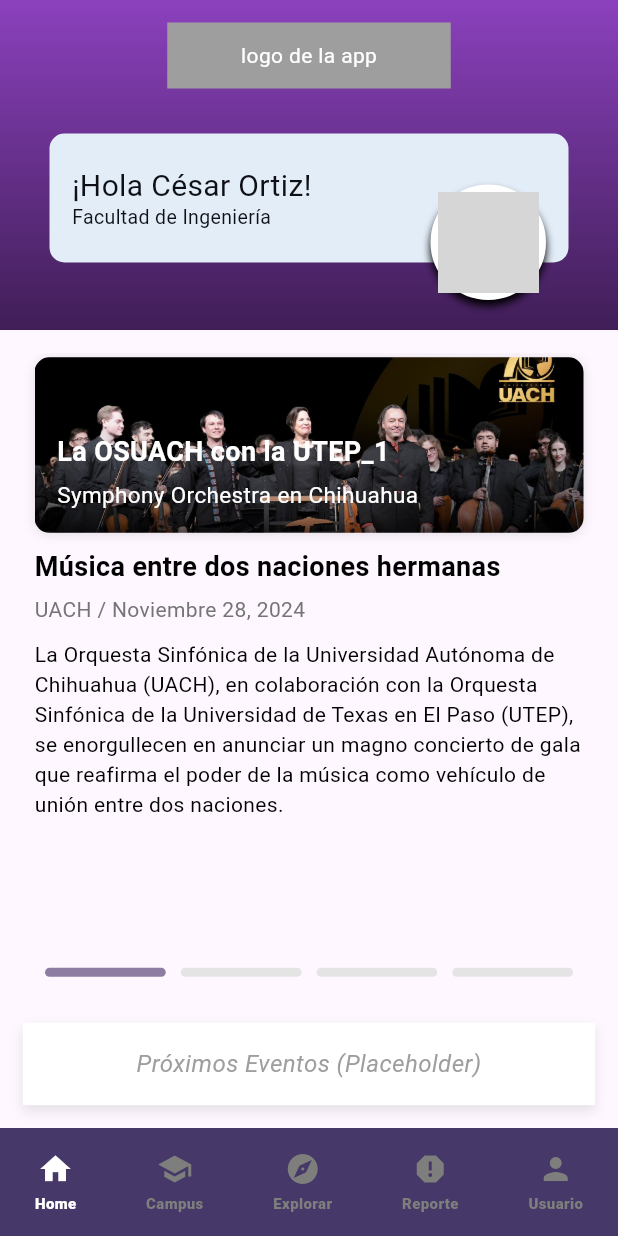
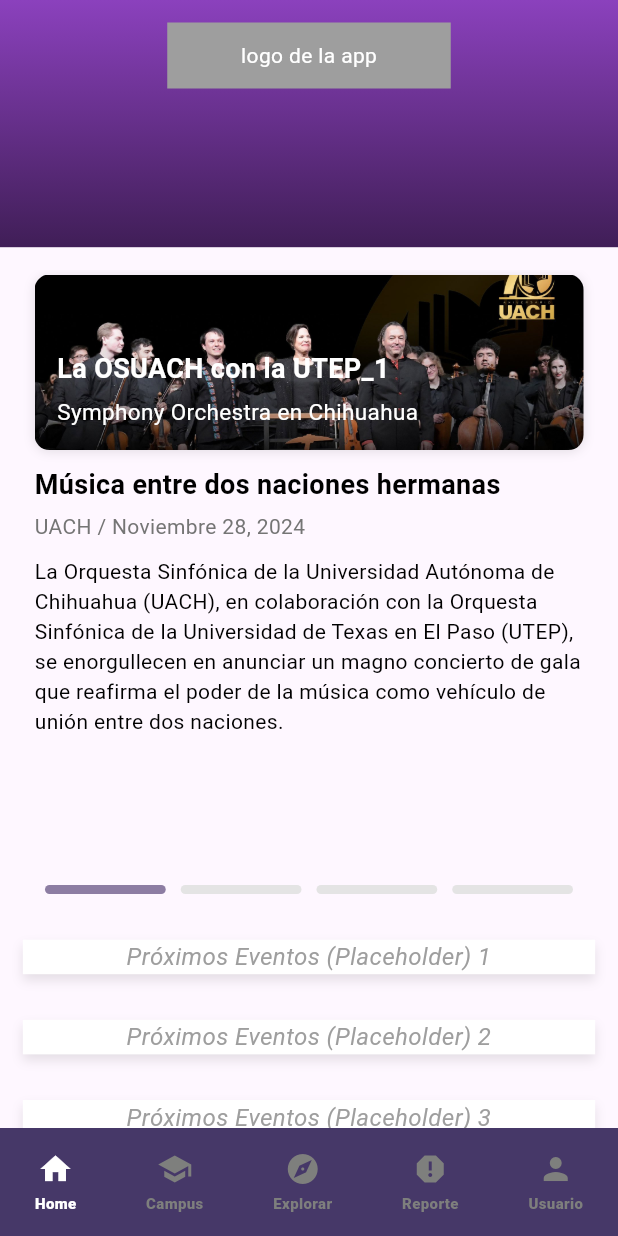
Before and after one commit to jonamx13/uach_mobile, a Flutter app: the screen it shows after launch, on a phone screen of 412 x 824 dp. Run offline on Flutter 3.47's test engine with Material 3 defaults, Android fonts, the phone set to English and light mode, and no system bars; Roboto replaces fonts that are missing (Dela Gothic One, Montserrat Alternates); grey boxes are pictures that could not be loaded.

Commit message:
home_screen scrollable and new welcoming widget for comparison choosing

```diff
--- a/lib/features/home/presentation/home_screen.dart
+++ b/lib/features/home/presentation/home_screen.dart
@@ -1,6 +1,7 @@
 import 'package:flutter/material.dart';
 import 'widgets/noticias_slideshow/noticias_slideshow.dart';
-import 'widgets/Bienvenida/bienvenida_homescreen.dart';
+import 'widgets/Bienvenida_Old/bienvenida_homescreen_old.dart';
+import 'widgets/Bienvenida_New/bienvenida_homescreen_new.dart';
 
 class HomeScreen extends StatelessWidget {
   const HomeScreen({Key? key}) : super(key: key);
@@ -11,19 +12,21 @@
 
     return Scaffold(
       body: SafeArea( // Añadido SafeArea para evitar recortes
+        child: SingleChildScrollView(
           child: Column(
             children: [
               // Saludo
-            BienvenidaHomeScreen(),
+              BienvenidaHomeScreenNew(), // Header fijo
+              SizedBox(height: screenHeight * 15 / 812), // Separador
 
-            SizedBox(height: screenHeight * 15 / 812), // Separador
               // Slideshow
               NoticiasSlideshow(),
 
               SizedBox(height: screenHeight * 15 / 812), // Separador
-            // Próximos Eventos
-            Expanded(
-              child: Container(
+
+              // Crear varias instancias de "Próximos Eventos"
+              for (int i = 0; i < 15; i++)
+                Container(
                   margin: EdgeInsets.all(screenHeight * 15 / 812),
                   decoration: BoxDecoration(
                     color: Colors.white,
@@ -37,7 +40,7 @@
                   ),
                   child: Center(
                     child: Text(
-                    'Próximos Eventos (Placeholder)',
+                      'Próximos Eventos (Placeholder) ${i + 1}',
                       textAlign: TextAlign.center,
                       style: const TextStyle(
                         fontSize: 16,
@@ -47,8 +50,8 @@
                     ),
                   ),
                 ),
+            ],
           ),
-          ],
         ),
       ),
     );
--- /dev/null
+++ b/lib/features/home/presentation/widgets/Bienvenida_New/bienvenida_homescreen_new.dart
@@ -0,0 +1,56 @@
+import 'package:flutter/material.dart';
+
+class BienvenidaHomeScreenNew extends StatelessWidget {
+  const BienvenidaHomeScreenNew({Key? key}) : super(key: key);
+
+  @override
+  Widget build(BuildContext context) {
+    final mediaQuery = MediaQuery.of(context);
+    final safeAreaHeight = mediaQuery.padding.top;
+
+    //Main Container
+    return Container(
+      width: double.infinity,
+      height: (mediaQuery.size.height - safeAreaHeight) / 5,
+      child: Stack(
+        children: [
+          // Fondo (Container con el gradient)
+          Positioned.fill(
+            child: Container(
+              decoration: BoxDecoration(
+                gradient: LinearGradient(
+                  begin: Alignment.bottomCenter,
+                  end: Alignment.topCenter,
+                  colors: [
+                    Color(0xFF401E57), // Color Inferior
+                    Color(0xFF8B41BD) // Color Superior
+                  ],
+                ),
+              ),
+            ),
+          ),
+          // Contenido de la columna
+          Column(
+            children: [
+              // logo de la app centrado
+              Align(
+                alignment: Alignment.center,
+                child: Container(
+                  width: 189,
+                  height: 44,
+                  margin: EdgeInsets.only(top: 15, bottom: 30),
+                  alignment: Alignment.center,
+                  color: Colors.grey,
+                  child: Text(
+                    'logo de la app',
+                    style: TextStyle(color: Colors.white),
+                  ),
+                ),
+              ),
+            ],
+          ),
+        ],
+      ),
+    );
+  }
+}
--- a/lib/features/home/presentation/widgets/Bienvenida/bienvenida_homescreen.dart
+++ b/lib/features/home/presentation/widgets/Bienvenida_Old/bienvenida_homescreen_old.dart
@@ -1,8 +1,8 @@
 import 'package:flutter/material.dart';
 import 'bienvenida_alumno.dart';
 
-class BienvenidaHomeScreen extends StatelessWidget {
-  const BienvenidaHomeScreen({Key? key}) : super(key: key);
+class BienvenidaHomeScreenOld extends StatelessWidget {
+  const BienvenidaHomeScreenOld({Key? key}) : super(key: key);
 
   @override
   Widget build(BuildContext context) {
```
Also changed, not shown: lib/features/home/presentation/widgets/Bienvenida_Old/avatar_usuario.dart (added, +30 -0 lines), lib/features/home/presentation/widgets/Bienvenida_Old/bienvenida_alumno.dart (added, +60 -0 lines), lib/features/home/presentation/widgets/Bienvenida_New/avatar_usuario.dart (renamed from lib/features/home/presentation/widgets/Bienvenida/avatar_usuario.dart), lib/features/home/presentation/widgets/Bienvenida_New/bienvenida_alumno.dart (renamed from lib/features/home/presentation/widgets/Bienvenida/bienvenida_alumno.dart). Lines whose indentation alone changed are shown as unchanged.
